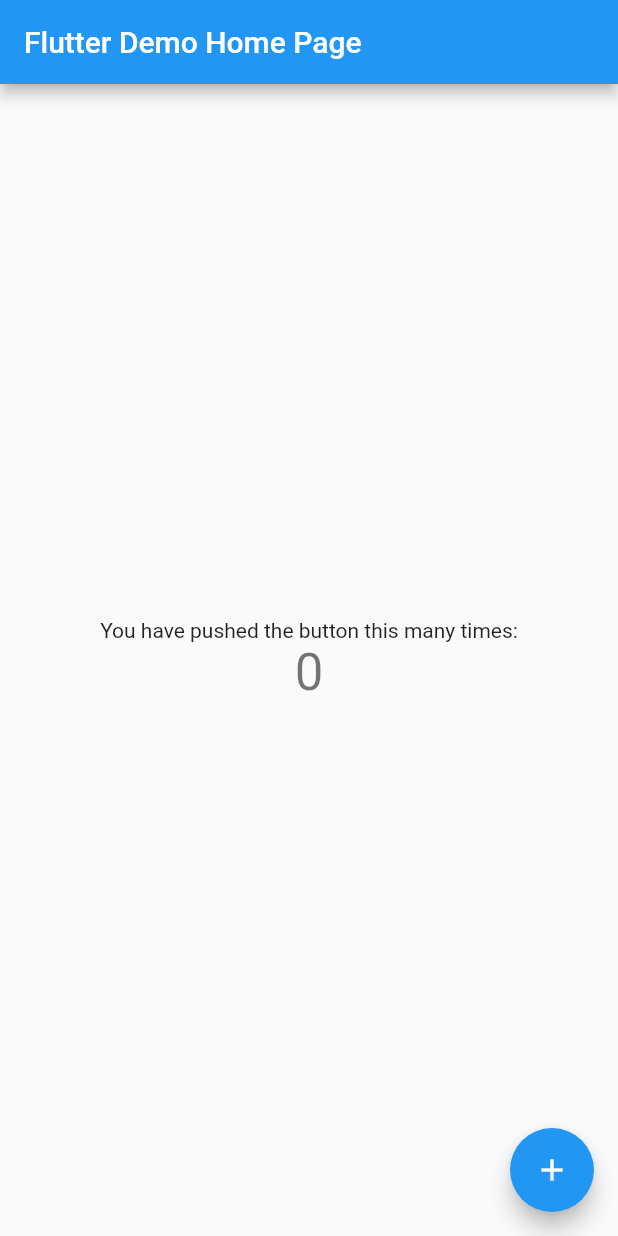
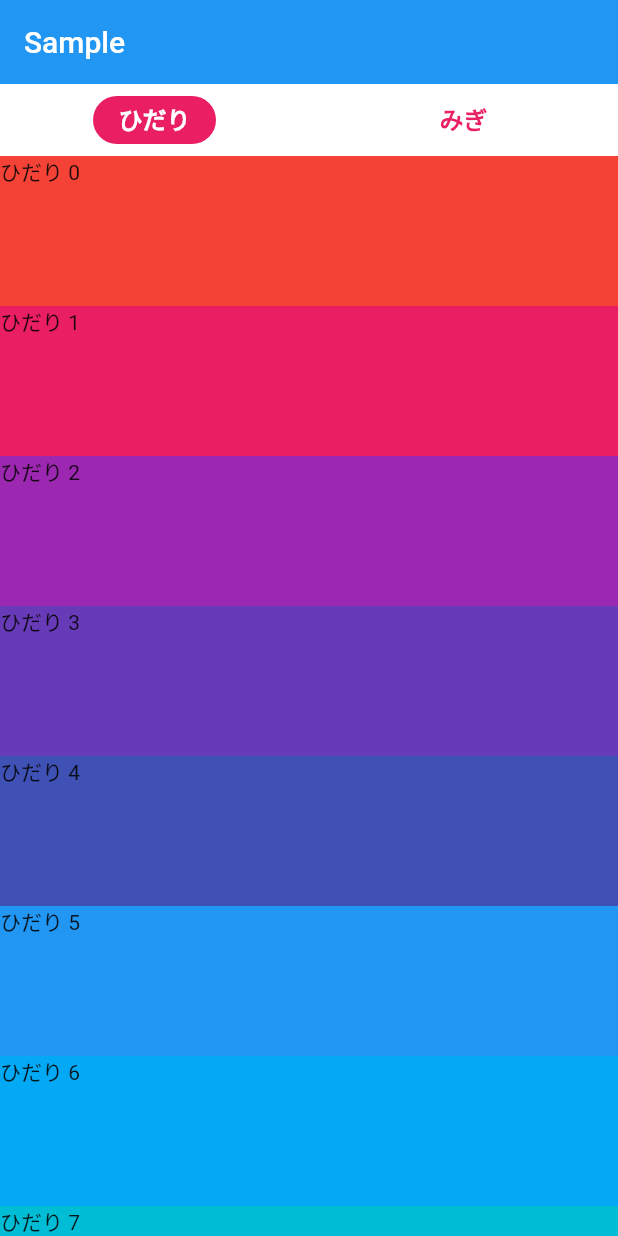
Before and after one commit to daisukemaki1003/animated-tabbar-example-flutter, a Flutter app: the screen it shows after launch, on a phone screen of 412 x 824 dp. Run offline on Flutter 3.47's test engine with Material 2 defaults, Android fonts, the phone set to English and light mode, and no system bars.

Commit message:
add タブ背景のアニメーション追加

```diff
--- a/lib/main.dart
+++ b/lib/main.dart
@@ -7,109 +7,160 @@
 class MyApp extends StatelessWidget {
   const MyApp({super.key});
 
-  // This widget is the root of your application.
   @override
   Widget build(BuildContext context) {
     return MaterialApp(
       title: 'Flutter Demo',
       theme: ThemeData(
-        // This is the theme of your application.
-        //
-        // Try running your application with "flutter run". You'll see the
-        // application has a blue toolbar. Then, without quitting the app, try
-        // changing the primarySwatch below to Colors.green and then invoke
-        // "hot reload" (press "r" in the console where you ran "flutter run",
-        // or simply save your changes to "hot reload" in a Flutter IDE).
-        // Notice that the counter didn't reset back to zero; the application
-        // is not restarted.
         primarySwatch: Colors.blue,
       ),
-      home: const MyHomePage(title: 'Flutter Demo Home Page'),
+      home: const SamplePage(),
     );
   }
 }
 
-class MyHomePage extends StatefulWidget {
-  const MyHomePage({super.key, required this.title});
-
-  // This widget is the home page of your application. It is stateful, meaning
-  // that it has a State object (defined below) that contains fields that affect
-  // how it looks.
-
-  // This class is the configuration for the state. It holds the values (in this
-  // case the title) provided by the parent (in this case the App widget) and
-  // used by the build method of the State. Fields in a Widget subclass are
-  // always marked "final".
-
-  final String title;
+class SamplePage extends StatefulWidget {
+  const SamplePage({Key? key}) : super(key: key);
 
   @override
-  State<MyHomePage> createState() => _MyHomePageState();
+  State<SamplePage> createState() => _SamplePageState();
 }
 
-class _MyHomePageState extends State<MyHomePage> {
-  int _counter = 0;
+class _SamplePageState extends State<SamplePage>
+    with SingleTickerProviderStateMixin {
+  TabController? _tabController;
 
-  void _incrementCounter() {
-    setState(() {
-      // This call to setState tells the Flutter framework that something has
-      // changed in this State, which causes it to rerun the build method below
-      // so that the display can reflect the updated values. If we changed
-      // _counter without calling setState(), then the build method would not be
-      // called again, and so nothing would appear to happen.
-      _counter++;
-    });
+  final _tabs = [
+    'ひだり',
+    'みぎ',
+  ];
+
+  double offset = 0;
+
+  @override
+  void initState() {
+    super.initState();
+    _tabController = TabController(length: _tabs.length, vsync: this);
+    _tabController?.animation?.addListener(() => setState(() {
+          offset = _tabController?.animation?.value ?? 0;
+        }));
+  }
+
+  @override
+  void dispose() {
+    _tabController?.dispose();
+    super.dispose();
   }
 
   @override
   Widget build(BuildContext context) {
-    // This method is rerun every time setState is called, for instance as done
-    // by the _incrementCounter method above.
-    //
-    // The Flutter framework has been optimized to make rerunning build methods
-    // fast, so that you can just rebuild anything that needs updating rather
-    // than having to individually change instances of widgets.
     return Scaffold(
-      appBar: AppBar(
-        // Here we take the value from the MyHomePage object that was created by
-        // the App.build method, and use it to set our appbar title.
-        title: Text(widget.title),
-      ),
-      body: Center(
-        // Center is a layout widget. It takes a single child and positions it
-        // in the middle of the parent.
-        child: Column(
-          // Column is also a layout widget. It takes a list of children and
-          // arranges them vertically. By default, it sizes itself to fit its
-          // children horizontally, and tries to be as tall as its parent.
-          //
-          // Invoke "debug painting" (press "p" in the console, choose the
-          // "Toggle Debug Paint" action from the Flutter Inspector in Android
-          // Studio, or the "Toggle Debug Paint" command in Visual Studio Code)
-          // to see the wireframe for each widget.
-          //
-          // Column has various properties to control how it sizes itself and
-          // how it positions its children. Here we use mainAxisAlignment to
-          // center the children vertically; the main axis here is the vertical
-          // axis because Columns are vertical (the cross axis would be
-          // horizontal).
-          mainAxisAlignment: MainAxisAlignment.center,
-          children: <Widget>[
-            const Text(
-              'You have pushed the button this many times:',
-            ),
-            Text(
-              '$_counter',
-              style: Theme.of(context).textTheme.headlineMedium,
-            ),
-          ],
+      backgroundColor: Colors.white,
+      body: DefaultTabController(
+        length: _tabs.length,
+        child: NestedScrollView(
+          headerSliverBuilder: (BuildContext context, bool innerBoxIsScrolled) {
+            return <Widget>[
+              const SliverAppBar(title: Text('Sample')),
+              SliverPersistentHeader(
+                delegate: _StickyTabBarDelegate(
+                  offset: offset,
+                  tabBar: TabBar(
+                    controller: _tabController,
+                    indicatorColor: Colors.transparent,
+                    labelColor: Colors.white,
+                    labelStyle: const TextStyle(
+                      fontSize: 16,
+                      fontWeight: FontWeight.bold,
+                    ),
+                    unselectedLabelColor: Colors.pink,
+                    unselectedLabelStyle: const TextStyle(
+                      fontSize: 16,
+                      fontWeight: FontWeight.bold,
+                    ),
+                    tabs: _tabs.map((e) => Tab(text: e)).toList(),
+                  ),
+                ),
+              ),
+            ];
+          },
+          body: TabBarView(
+            controller: _tabController,
+            children: _tabs.map((e) {
+              return ListView.builder(
+                padding: EdgeInsets.zero,
+                itemCount: 10,
+                itemBuilder: (context, index) {
+                  return Container(
+                    height: 100,
+                    color: Colors.primaries[index % Colors.primaries.length],
+                    child: Text('$e $index'),
+                  );
+                },
+              );
+            }).toList(),
+          ),
         ),
       ),
-      floatingActionButton: FloatingActionButton(
-        onPressed: _incrementCounter,
-        tooltip: 'Increment',
-        child: const Icon(Icons.add),
-      ), // This trailing comma makes auto-formatting nicer for build methods.
     );
   }
 }
+
+//SliverPersistentHeaderDelegateを継承したTabBarを作る
+class _StickyTabBarDelegate extends SliverPersistentHeaderDelegate {
+  const _StickyTabBarDelegate({
+    required this.tabBar,
+    required this.offset,
+  });
+
+  final TabBar tabBar;
+  final double offset;
+
+  @override
+  double get minExtent => tabBar.preferredSize.height;
+
+  @override
+  double get maxExtent => tabBar.preferredSize.height;
+
+  TabController? get controller => tabBar.controller;
+
+  /// PageViewのスクロール量を[0~1]で取得する
+  double get animationValue => controller?.animation?.value ?? 0;
+
+  /// [0~1]で生成されるデータを[-1~1]に変換する
+  double get indicatorPosition => animationValue * 2 - 1;
+
+  /// 現在表示されているWidget
+  Widget get currentWidget => tabBar.tabs[controller?.index ?? 0];
+
+  @override
+  Widget build(context, shrinkOffset, overlapsContent) {
+    return Stack(
+      children: [
+        AnimatedAlign(
+          alignment: Alignment(indicatorPosition, 0),
+          duration: const Duration(milliseconds: 1),
+          child: Container(
+            alignment: Alignment.center,
+            padding: const EdgeInsets.symmetric(vertical: 8),
+            width: MediaQuery.of(context).size.width / 2,
+            child: Container(
+              padding: const EdgeInsets.symmetric(horizontal: 20),
+              decoration: BoxDecoration(
+                borderRadius: BorderRadius.circular(30),
+                color: Colors.pink,
+              ),
+              child: Opacity(opacity: 0, child: currentWidget),
+            ),
+          ),
+        ),
+        Container(color: Colors.transparent, child: tabBar),
+      ],
+    );
+  }
+
+  @override
+  bool shouldRebuild(_StickyTabBarDelegate oldDelegate) {
+    return tabBar != oldDelegate.tabBar;
+  }
+}
```
